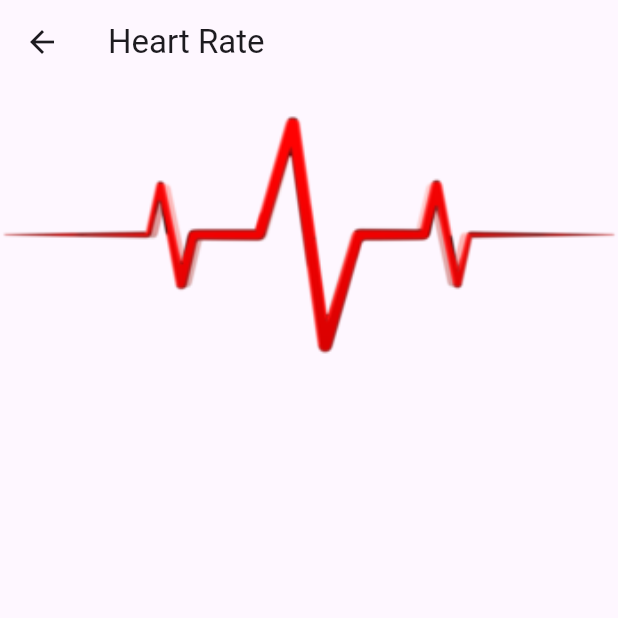
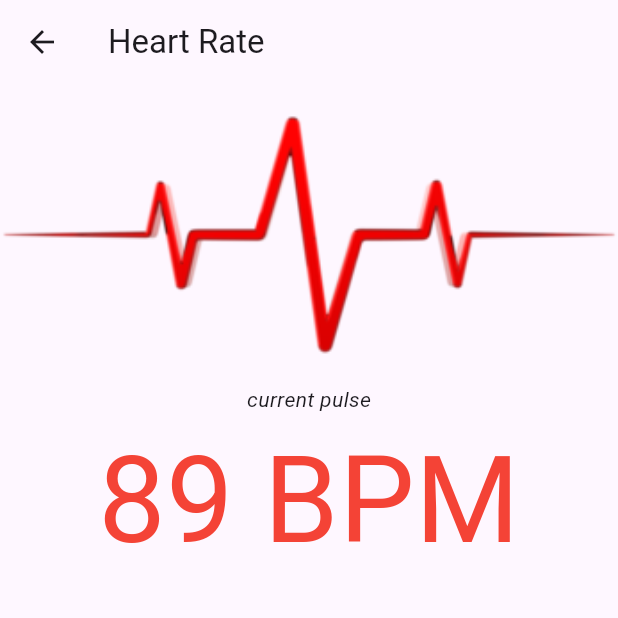
Before and after one commit to Amoako419/Flutter_Semester_Project, a Flutter app: the HeartRate screen opened directly, on a phone screen of 412 x 824 dp, the top half of it. Run offline on Flutter 3.47's test engine with Material 3 defaults, Android fonts, the light colour scheme and no system bars.

Commit message:
Heart rate section progress

```diff
--- a/health_monitor/lib/pages/home_page.dart
+++ b/health_monitor/lib/pages/home_page.dart
@@ -248,13 +248,15 @@ class HeartRate extends StatelessWidget{
   title: const Text("Heart Rate"),
 ),
   body: Column(
-    children: [_pulse()],
+    children: [_pulseIm(),
+    _pulseTx()
+    ],
   )
     );
   }
-  Widget _pulse(){
+  Widget _pulseIm(){
     return Container(
-       padding: const EdgeInsets.all(20),
+    padding: const EdgeInsets.all(20),
     width: double.infinity,
     height: 200,
     decoration: const BoxDecoration(
@@ -268,11 +270,21 @@ class HeartRate extends StatelessWidget{
         image: AssetImage('assets/images/pulse.webp'),
         fit: BoxFit.cover,
       ),
-    )
+    ),
     );
   }
 
+  Widget _pulseTx(){
+    return Container(
+      child: const Column(
+        children: [
+        Text("current pulse",style: TextStyle(fontStyle: FontStyle.italic),),
+        Text("89 BPM",style: TextStyle(fontStyle: FontStyle.normal, fontSize: 80.0 ,color: Colors.red,),)
 
+        ],
+      ),
+    );
+  }
 }
 /////////////////// HeartRate End //////////////////////////////////
 
```
